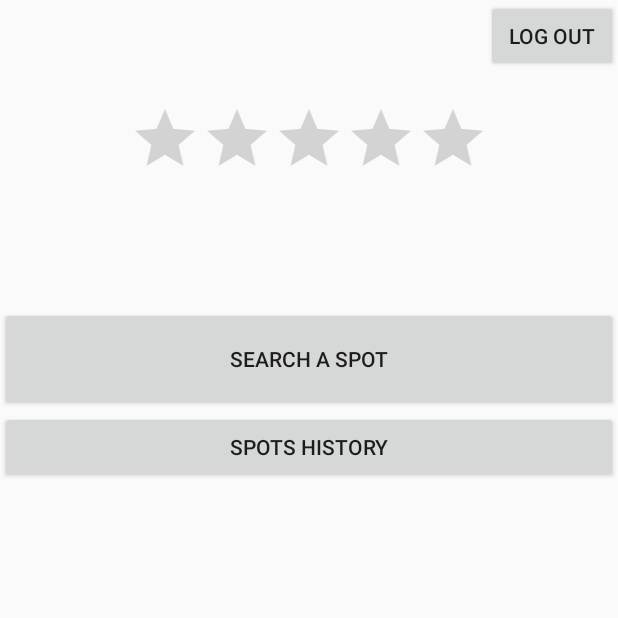
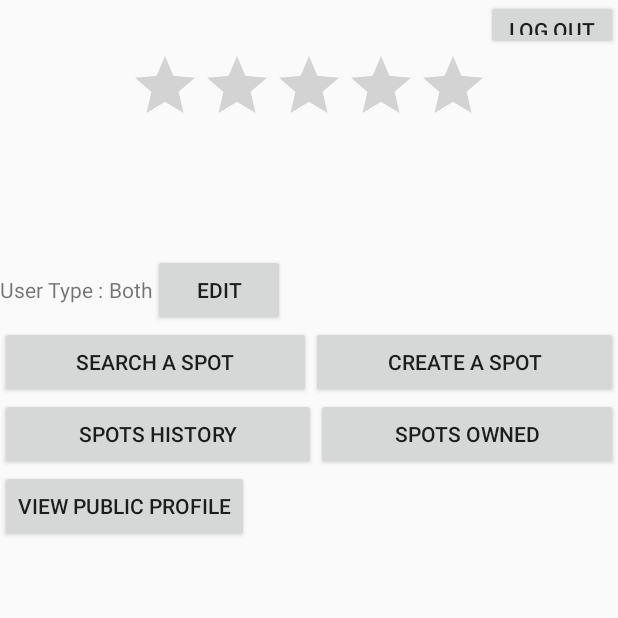
Before and after one commit to baarian13/ParkHere_new, an Android app: the Account screen opened directly, with no data from a screen before it, on a phone screen of 412 x 824 dp, the top half of it. Run offline under Robolectric (Android 15) with nearby library versions, the phone set to English and light mode, and no system bars.

Commit message:
FIxed Account Page

```diff
--- a/app/src/main/java/com/lazeebear/parkhere/Account.java
+++ b/app/src/main/java/com/lazeebear/parkhere/Account.java
@@ -9,27 +9,95 @@ import android.widget.Button;
 import android.widget.LinearLayout;
 import android.widget.RatingBar;
 import android.widget.ScrollView;
+import android.widget.Spinner;
 import android.widget.TextView;
+import android.content.res.Resources;
+
 /**
  * Created by Zhicheng on 10/22/2016.
  */
 
 public class Account extends AppCompatActivity {
-
+    private boolean isViewingOwnAccount = true;
+    private int userType = 0;
+    private boolean isOwner = true;
+    private boolean isSeeker = true;
+    private boolean spotHistoryOpen = false;
+    private boolean ownedSpotsOpen = false;
+    private boolean userTypeEditorsShown = true;
 
     @Override
     protected void onCreate(Bundle savedInstanceState) {
         super.onCreate(savedInstanceState);
         setContentView(R.layout.activity_account);
         Intent intent = getIntent();
+
+        //grab info, setUserType(), fillInfo
         if (intent != null) {
-            hideComponentsOnStartUp();
-            fillInformationOnStartUp();
+            resetViewVisibility();
+            hideComponents();
+            hideToggleButton();
+            fillInformation();
             addActionListeners();
         }
     }
 
-    private void hideComponentsOnStartUp() {
+    private void resetViewVisibility(){
+        Button createSpotButton = (Button) findViewById(R.id.createSpotButton);
+        createSpotButton.setVisibility(View.VISIBLE);
+        Button searchSpotButton = (Button) findViewById(R.id.searchSpotButton_account);
+        searchSpotButton.setVisibility(View.VISIBLE);
+        Button spotHistoryButton = (Button) findViewById(R.id.spotHistoryButton_account);
+        spotHistoryButton.setVisibility(View.VISIBLE);
+        LinearLayout spotList = (LinearLayout) findViewById(R.id.spotList_account);
+        spotList.setVisibility(View.VISIBLE);
+        TextView phoneNumber = (TextView) findViewById(R.id.phoneNumber);
+        phoneNumber.setVisibility(View.VISIBLE);
+        TextView email = (TextView) findViewById(R.id.email);
+        email.setVisibility(View.VISIBLE);
+
+        hideUserTypeEditors();
+        spotList.removeAllViews();
+    }
+
+    //the only component that sticks on the screen
+    //even if the user wants to toggle between
+    //your own profile and public profile
+    private void hideToggleButton(){
+        Button toggleButton = (Button) findViewById(R.id.toggleButton_account);
+        if (!isViewingOwnAccount()){
+            toggleButton.setVisibility(View.GONE);
+        }
+    }
+
+    //only show when need to edit
+    private void hideUserTypeEditors(){
+        Spinner userTypeSpinner = (Spinner) findViewById(R.id.editUserTypeSpinner_account);
+        userTypeSpinner.setVisibility(View.GONE);
+        Button confirmUserTypeButton = (Button) findViewById(R.id.confirmUserTypeButton_account);
+        confirmUserTypeButton.setVisibility(View.GONE);
+        userTypeEditorsShown = false;
+    }
+
+    private void showUserTypeEditors(){
+        Spinner userTypeSpinner = (Spinner) findViewById(R.id.editUserTypeSpinner_account);
+        userTypeSpinner.setVisibility(View.VISIBLE);
+        Button confirmUserTypeButton = (Button) findViewById(R.id.confirmUserTypeButton_account);
+        confirmUserTypeButton.setVisibility(View.VISIBLE);
+        userTypeEditorsShown = true;
+    }
+
+
+    private void changeToggleButtonText(){
+        Button toggleButton = (Button) findViewById(R.id.toggleButton_account);
+        if (isViewingOwnAccount()){
+            toggleButton.setText(getString(R.string.toggle_public_profile_button));
+        } else{
+            toggleButton.setText(getString(R.string.toggle_private_profile_button));
+        }
+    }
+
+    private void hideComponents() {
         Button createSpotButton = (Button) findViewById(R.id.createSpotButton);
         if (!isViewingOwnAccount())
             createSpotButton.setVisibility(View.GONE);
@@ -43,20 +111,19 @@ public class Account extends AppCompatActivity {
         } else
             searchSpotButton.setVisibility(View.GONE);
 
-        LinearLayout spotHistoryList = (LinearLayout) findViewById(R.id.spotHistoryList);
-        Button spotHistoryButton = (Button) findViewById(R.id.spotHistoryButton);
+        LinearLayout spotList = (LinearLayout) findViewById(R.id.spotList_account);
+        Button spotHistoryButton = (Button) findViewById(R.id.spotHistoryButton_account);
         if (!isViewingOwnAccount()) {
-            spotHistoryList.setVisibility(View.GONE);
+            spotList.setVisibility(View.GONE);
             spotHistoryButton.setVisibility(View.GONE);
         } else if (!isSeeker()) {
-            spotHistoryList.setVisibility(View.GONE);
+            spotList.setVisibility(View.GONE);
             spotHistoryButton.setVisibility(View.GONE);
         }
 
-        LinearLayout ownedSpotsList = (LinearLayout) findViewById(R.id.ownedSpotsList);
         Button ownedSpotsButton = (Button) findViewById(R.id.ownedSpotsButton);
         if (!isOwner()) {
-            ownedSpotsList.setVisibility(View.GONE);
+            spotList.setVisibility(View.GONE);
             ownedSpotsButton.setVisibility(View.GONE);
         }
 
@@ -70,7 +137,7 @@ public class Account extends AppCompatActivity {
 
     }
 
-    private void fillInformationOnStartUp() {
+    private void fillInformation() {
         TextView accountName = (TextView) findViewById(R.id.accountName_account);
         accountName.setText(getDisplayName());
         RatingBar ratingOfUser = (RatingBar) findViewById(R.id.ratingBar);
@@ -81,27 +148,12 @@ public class Account extends AppCompatActivity {
 
         TextView email = (TextView) findViewById(R.id.email);
         email.setText(User.email);
-    }
 
-
-    private void populateSpotsHistory() {
-        LinearLayout list = (LinearLayout) findViewById(R.id.ownedSpotsList);
-        for (int i = 0; i < 5; i++) {
-            Button spotButton = createSpotsHistoryButton("Address " + i);
-            list.addView(spotButton);
-        }
-    }
-
-    private Button createSpotsHistoryButton(String address) {
-        Button button = new Button(this);
-        button.setText(address);
-        button.setOnClickListener(new View.OnClickListener() {
-            public void onClick(View view) {
-
-            }
-        });
-
-        return button;
+        TextView userTypeTextView = (TextView) findViewById(R.id.userType_account);
+        Resources res= getResources();
+        String[] userTypeArray = res.getStringArray(R.array.user_types);
+        String userTypeString = userTypeArray[userType].toString();
+        userTypeTextView.setText(userTypeString);
     }
 
     private void addActionListeners() {
@@ -110,6 +162,9 @@ public class Account extends AppCompatActivity {
         addSearchSpotButtonActionListener();
         addCreateSpotButtonActionListener();
         addLogoutButtonActionListener();
+        addToggleButtonActionListener();
+        addEditUserTypeListener();
+        addConfirmUserTypeListener();
     }
 
     private void addOwnedSpotsButtonActionListener() {
@@ -121,11 +176,36 @@ public class Account extends AppCompatActivity {
         });
     }
 
+    private void clearSpotList(){
+        LinearLayout list = (LinearLayout) findViewById(R.id.spotList_account);
+        list.removeAllViews();
+    }
+
+    //we only have one list to show
+    //so remove everything already there and replace with the new content
     private void populateOwnedSpots() {
-        LinearLayout list = (LinearLayout) findViewById(R.id.ownedSpotsList);
-        for (int i=0; i<5; i++) {
-            Button spotButton = createOwnedSpotButton("Address " + i);
-            list.addView(spotButton);
+        if (!ownedSpotsOpen) {
+            clearSpotList();
+            LinearLayout list = (LinearLayout) findViewById(R.id.spotList_account);
+            for (int i = 0; i < 5; i++) {
+                Button spotButton = createOwnedSpotButton("Owned Address " + i);
+                list.addView(spotButton);
+            }
+            ownedSpotsOpen = true;
+            spotHistoryOpen = false;
+        }
+    }
+
+    private void populateSpotsHistory() {
+        if (!spotHistoryOpen) {
+            clearSpotList();
+            LinearLayout list = (LinearLayout) findViewById(R.id.spotList_account);
+            for (int i = 0; i < 5; i++) {
+                Button spotButton = createSpotHistoryButton("History Address " + i);
+                list.addView(spotButton);
+            }
+            spotHistoryOpen = true;
+            ownedSpotsOpen = false;
         }
     }
 
@@ -141,9 +221,21 @@ public class Account extends AppCompatActivity {
         return button;
     }
 
+    private Button createSpotHistoryButton(String address) {
+        Button button = new Button(this);
+        button.setText(address);
+        button.setOnClickListener(new View.OnClickListener() {
+            public void onClick(View view) {
+
+            }
+        });
+
+        return button;
+    }
+
     private void addSpotHistoryButtonActionListener() {
-        Button ownedSpotsButton = (Button) findViewById(R.id.ownedSpotsButton);
-        ownedSpotsButton.setOnClickListener(new View.OnClickListener() {
+        Button spotHistoryButton = (Button) findViewById(R.id.spotHistoryButton_account);
+        spotHistoryButton.setOnClickListener(new View.OnClickListener() {
             public void onClick(View view) {
                 populateSpotsHistory();
             }
@@ -186,21 +278,31 @@ public class Account extends AppCompatActivity {
             }
         }));
     }
+
+    private void addToggleButtonActionListener(){
+        Button toggleButton = (Button) findViewById(R.id.toggleButton_account);
+        toggleButton.setOnClickListener((new View.OnClickListener() {
+            public void onClick(View view) {
+                toggleViewingOwnAccount();
+            }
+        }));
+    }
+
     private void logout(){
         Intent intent = new Intent(this, LoginActivity.class);
         startActivity(intent);
     }
 
     private boolean isSeeker() {
-        return true;
+        return isSeeker;
     }
 
     private boolean isOwner() {
-        return false;
+        return isOwner;
     }
 
     private boolean isViewingOwnAccount() {
-        return true;
+        return isViewingOwnAccount;
     }
 
     private String getDisplayName() {
@@ -211,4 +313,79 @@ public class Account extends AppCompatActivity {
             //return "First Name Only";
             return User.firstName;
     }
+
+    //we should only show this initially when we verify that the user is viewing own account
+    private void toggleViewingOwnAccount() {
+        if (isViewingOwnAccount()){
+            //we need to show public profile
+            isViewingOwnAccount = false;
+
+        } else {
+            isViewingOwnAccount = true;
+        }
+
+        resetViewVisibility();
+        hideComponents();
+        //redundant code except for user name
+        fillInformation();
+        changeToggleButtonText();
+    }
+
+    private void addConfirmUserTypeListener(){
+        Button confirmUserTypeButton = (Button) findViewById(R.id.confirmUserTypeButton_account);
+        confirmUserTypeButton.setOnClickListener((new View.OnClickListener() {
+            public void onClick(View view) {
+                confirmUserType();
+            }
+        }));
+    }
+
+    private void confirmUserType(){
+        //get chosen user type
+        Spinner spinner = (Spinner) findViewById(R.id.editUserTypeSpinner_account);
+        //I assume the user types are by index?
+        int choiceIndex = spinner.getSelectedItemPosition();
+        //send
+        setUserType(choiceIndex);
+
+        //update view
+        resetViewVisibility();
+        hideComponents();
+        fillInformation();
+
+    }
+
+    private void setUserType(int index){
+        userType = index;
+        if (index == 0) {
+            //both
+            isOwner = true;
+            isSeeker = true;
+        } else if (index == 1){
+            //owner
+            isOwner = true;
+            isSeeker = false;
+        } else if (index == 2){
+            isOwner = false;
+            isSeeker = true;
+        }
+    }
+
+    private void addEditUserTypeListener(){
+        Button editUserTypeButton = (Button) findViewById(R.id.editUserTypeButton_account);
+        editUserTypeButton.setOnClickListener((new View.OnClickListener() {
+            public void onClick(View view) {
+                toggleUserTypeEditors();
+            }
+        }));
+    }
+
+    private void toggleUserTypeEditors(){
+        if (userTypeEditorsShown)
+            hideUserTypeEditors();
+        else
+            showUserTypeEditors();
+    }
+
+
 }
--- a/app/src/main/res/layout/activity_account.xml
+++ b/app/src/main/res/layout/activity_account.xml
@@ -7,7 +7,15 @@
     android:weightSum="1"
     tools:context="com.lazeebear.parkhere.Account">
 
+    <ScrollView
+        android:layout_width="match_parent"
+        android:layout_height="wrap_content">
     <LinearLayout
+        android:layout_width="match_parent"
+        android:layout_height="wrap_content"
+        android:orientation="vertical">
+
+        <LinearLayout
         android:orientation="horizontal"
         android:layout_width="match_parent"
         android:layout_height="33dp"
@@ -45,35 +53,68 @@
         android:layout_height="45dp"
         android:id="@+id/email"
         android:text="email"/>
+    <LinearLayout
+        android:layout_width="wrap_content"
+        android:layout_height="wrap_content">
+        <TextView
+            android:layout_width="wrap_content"
+            android:layout_height="45dp"
+            android:text="User Type : "/>
+        <TextView
+            android:layout_width="match_parent"
+            android:layout_height="45dp"
+            android:id="@+id/userType_account"
+            android:text="type"/>
+        <Button
+            android:layout_width="wrap_content"
+            android:layout_height="wrap_content"
+            android:text="edit"
+            android:id="@+id/editUserTypeButton_account"/>
+        </LinearLayout>
+
+        <LinearLayout
+            android:layout_width="wrap_content"
+            android:layout_height="wrap_content">
+            <Spinner
+                android:layout_width="wrap_content"
+                android:layout_height="wrap_content"
+                android:entries="@array/user_types"
+                android:id="@+id/editUserTypeSpinner_account"/>
+            <Button
+                android:layout_width="wrap_content"
+                android:layout_height="wrap_content"
+                android:id="@+id/confirmUserTypeButton_account"
+                android:text="Confirm"/>
+        </LinearLayout>
 
     <LinearLayout
         android:orientation="horizontal"
         android:layout_width="match_parent"
-        android:layout_height="25dp"
+        android:layout_height="wrap_content"
         android:layout_gravity="center_horizontal"
         android:layout_weight="0.10"
         >
 
         <Button
-            android:layout_width="match_parent"
-            android:layout_height="match_parent"
+            android:layout_width="wrap_content"
+            android:layout_height="wrap_content"
             android:text="Search A Spot"
             android:id="@+id/searchSpotButton_account"
-            android:layout_weight="0.50" />
+            android:layout_weight="01" />
 
         <Button
-            android:layout_width="match_parent"
-            android:layout_height="match_parent"
-            android:text="Creat A Spot"
+            android:layout_width="wrap_content"
+            android:layout_height="wrap_content"
+            android:text="Create A Spot"
             android:id="@+id/createSpotButton"
-            android:layout_weight="0.50" />
+            android:layout_weight="1" />
 
     </LinearLayout>
 
     <LinearLayout
         android:orientation="horizontal"
         android:layout_width="match_parent"
-        android:layout_height="25dp"
+        android:layout_height="wrap_content"
         android:layout_gravity="center_horizontal"
         android:layout_weight="0.10">
 
@@ -81,7 +122,7 @@
             android:text="Spots History"
             android:layout_width="wrap_content"
             android:layout_height="wrap_content"
-            android:id="@+id/spotHistoryButton"
+            android:id="@+id/spotHistoryButton_account"
             android:layout_weight="1" />
 
         <Button
@@ -92,30 +133,20 @@
             android:layout_weight="1" />
     </LinearLayout>
 
-    <ScrollView
+    <Button
+        android:layout_width="wrap_content"
+        android:layout_height="wrap_content"
+        android:text="@string/toggle_public_profile_button"
+        android:id="@+id/toggleButton_account"/>
+
+    <LinearLayout
         android:layout_width="match_parent"
-        android:layout_height="50pt"
-        android:layout_weight="0.15">
+        android:layout_height="wrap_content"
+        android:orientation="vertical"
+        android:id="@+id/spotList_account"/>
 
-        <LinearLayout
-            android:layout_width="match_parent"
-            android:layout_height="wrap_content"
-            android:orientation="vertical"
-            android:id="@+id/spotHistoryList"/>
+
+    </LinearLayout>
     </ScrollView>
 
-    <ScrollView
-        android:layout_width="match_parent"
-        android:layout_height="50dp"
-        android:layout_weight="0.40"
-        >
-
-        <LinearLayout
-            android:layout_width="match_parent"
-            android:layout_height="wrap_content"
-            android:orientation="vertical"
-            android:id="@+id/ownedSpotsList"/>
-    </ScrollView>
-
-
 </LinearLayout>
--- a/app/src/main/res/values/arrays.xml
+++ b/app/src/main/res/values/arrays.xml
@@ -13,6 +13,12 @@
         <item>Compact</item>
         <item>Normal</item>
         <item>Truck</item>
+    </string-array>
+
+    <string-array name="user_types">
+        <item>Both</item>
+        <item>Owner</item>
+        <item>Seeker</item>
     </string-array>
 
     <string-array name="yes_no">
--- a/app/src/main/res/values/strings.xml
+++ b/app/src/main/res/values/strings.xml
@@ -78,4 +78,9 @@
     <string name="pay_by_paypal_label">Pay by Paypal</string>
     <string name="pay_by_credit_card_label">Pay by Credit Card</string>
     <string name="account_name">Account Name</string>
+
+    <!--account-->
+    <string name="toggle_public_profile_button">View Public Profile</string>
+    <string name="toggle_private_profile_button">View Private Profile</string>
+
 </resources>
```
